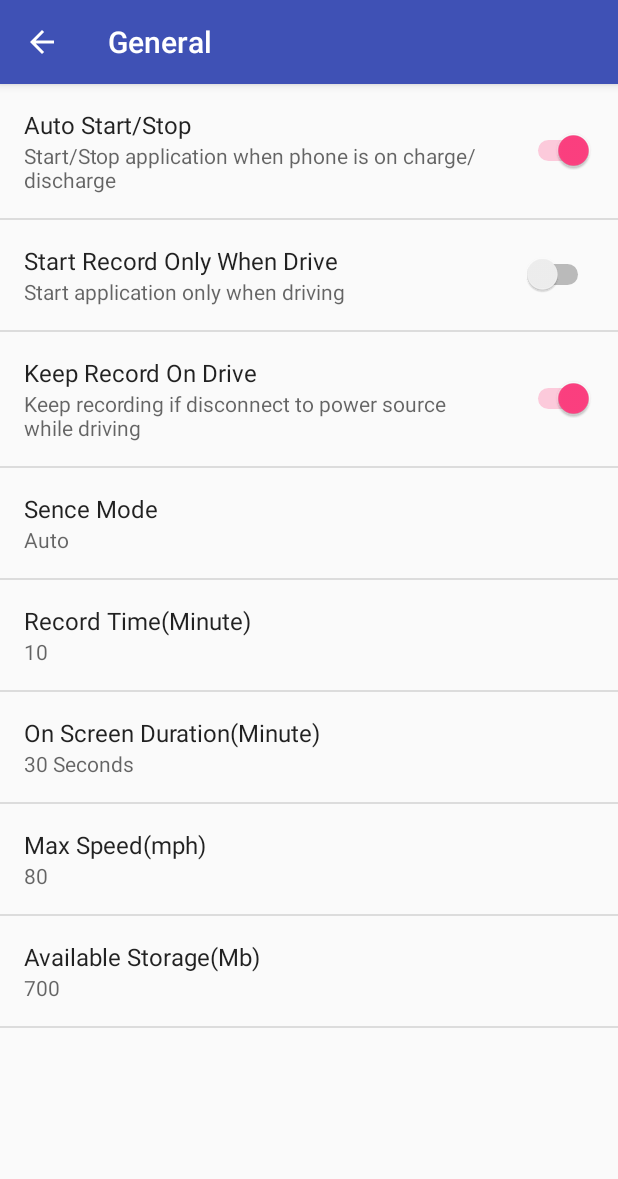
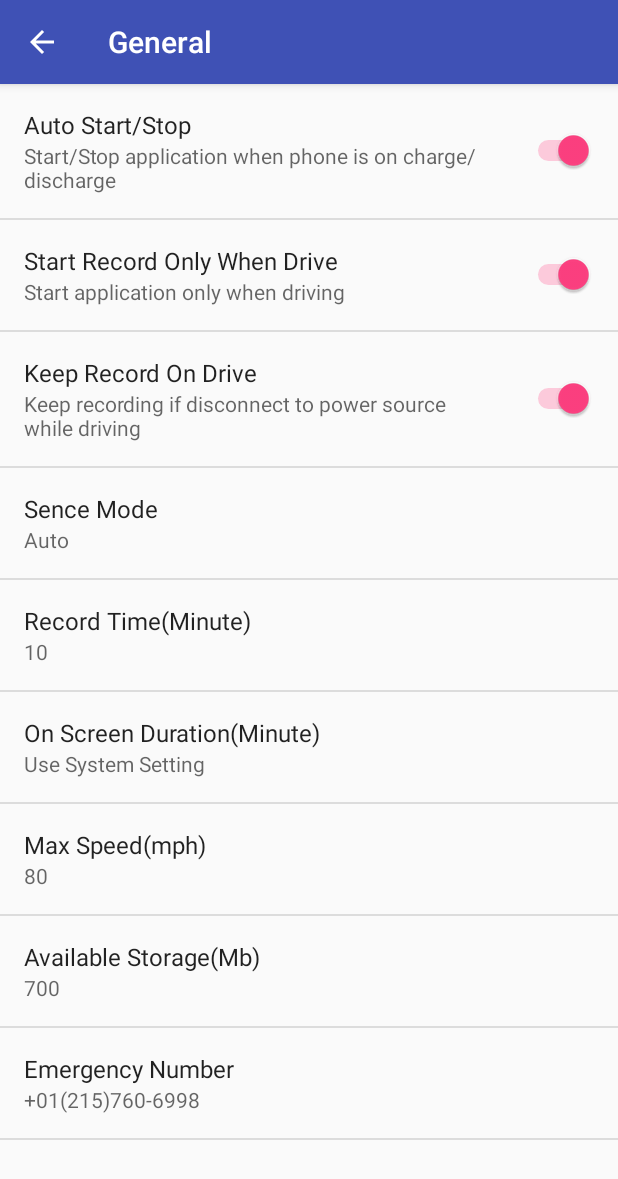
Before and after one commit to lordiga/CarCam, an Android app: the SettingsActivity screen opened directly, with no data from a screen before it, after a tap on "General", on a phone screen of 412 x 824 dp. Shown: the top 1179 px of the screen. Run offline under Robolectric (Android 15) with nearby library versions, the light colour scheme and no system bars.

Commit message:
Safety features: Auto Detect Accident Safety features: Auto call Emergency Number Safety features: Customize Emergency Number

```diff
--- a/app/src/main/AndroidManifest.xml
+++ b/app/src/main/AndroidManifest.xml
@@ -8,8 +8,8 @@
     <uses-permission android:name="android.permission.ACCESS_FINE_LOCATION" />
     <uses-permission android:name="android.permission.ACCESS_COARSE_LOCATION" />
     <uses-permission android:name="android.permission.WAKE_LOCK" />
+    <uses-permission android:name="android.permission.CALL_PHONE" />
     <uses-permission android:name="android.permission.WRITE_SETTINGS"/>
-
     <uses-feature android:name="android.hardware.camera" />
 
     <application
--- a/app/src/main/java/com/example/hieubui/carcam/BatteryService.java
+++ b/app/src/main/java/com/example/hieubui/carcam/BatteryService.java
@@ -36,7 +36,8 @@ public class BatteryService extends Service implements IBaseGpsListener{
     SharedPreferences mpref;
     Handler timerHandler;
     Runnable timerRunnable;
-    boolean autoStartStop;
+    static boolean autoStartStop;
+    static boolean startOnDrive;
 
     @Nullable
     @Override
@@ -57,6 +58,7 @@ public class BatteryService extends Service implements IBaseGpsListener{
         mpref = PreferenceManager.getDefaultSharedPreferences(this);
         locationManager = (LocationManager) this.getSystemService(Context.LOCATION_SERVICE);
         autoStartStop = mpref.getBoolean("autoStartStop",true);
+        startOnDrive = mpref.getBoolean("startOnDrive",false);
         timerHandler = new Handler();
         timerRunnable = new Runnable() {
             @Override
@@ -73,7 +75,7 @@ public class BatteryService extends Service implements IBaseGpsListener{
                 int chargePlug = intent.getIntExtra(BatteryManager.EXTRA_PLUGGED, -1);
                 boolean usbCharge = chargePlug == BatteryManager.BATTERY_PLUGGED_USB;
                 boolean acCharge = chargePlug == BatteryManager.BATTERY_PLUGGED_AC;
-                boolean startOnDrive = mpref.getBoolean("startOnDrive",false);
+                startOnDrive = mpref.getBoolean("startOnDrive",startOnDrive);
                 autoStartStop = mpref.getBoolean("autoStartStop",autoStartStop);
                 if(!autoStartStop) {
                     return;
--- a/app/src/main/java/com/example/hieubui/carcam/SettingsActivity.java
+++ b/app/src/main/java/com/example/hieubui/carcam/SettingsActivity.java
@@ -192,6 +192,7 @@ public class SettingsActivity extends AppCompatPreferenceActivity {
             bindPreferenceSummaryToValue(findPreference("recordDuration"));
             bindPreferenceSummaryToValue(findPreference("maxSpeed"));
             bindPreferenceSummaryToValue(findPreference("availableStorage"));
+            bindPreferenceSummaryToValue(findPreference("emergencyNumber"));
             bindPreferenceSummaryToValue(findPreference("onScreenDuration"));
 
         }
--- a/app/src/main/res/values/strings.xml
+++ b/app/src/main/res/values/strings.xml
@@ -14,7 +14,7 @@
     <string name="pref_key_auto_start">autoStartStop</string>
 
     <string name="pref_title_start_on_drive">Start Record Only When Drive</string>
-    <string name="pref_default_start_on_drive">false</string>
+    <string name="pref_default_start_on_drive">true</string>
     <string name="pref_description_start_on_drive">Start application only when driving</string>
     <string name="pref_key_start_on_drive">startOnDrive</string>
 
@@ -31,17 +31,20 @@
     <string name="pref_title_on_screen_duration">On Screen Duration(Minute)</string>
     <string name="pref_description_on_screen_duration">How long do you want to keep your screen on </string>
     <string name="pref_key_on_screen_duration">onScreenDuration</string>
+    <string name="pref_default_on_screen_duration_value">Use System Setting</string>
     <string-array name="pref_on_screen_duration_item">
         <item>30 Seconds</item>
         <item>5 Minutes</item>
         <item>30 Minutes</item>
-        <item>Off</item>
+        <item>Use System Setting</item>
+        <item>Always On</item>
     </string-array>
     <string-array name="pref_on_screen_duration_value">
         <item>30000</item>
         <item>300000</item>
         <item>1800000</item>
-        <item>0</item>
+        <item>Use System Setting</item>
+        <item>Always On</item>
     </string-array>
 
     <string name="pref_title_max_speed">Max Speed(mph)</string>
@@ -54,6 +57,10 @@
     <string name="pref_description_available_storage">How much free space do you want to keep? (in MB) </string>
     <string name="pref_key_available_storage">availableStorage</string>
 
+    <string name="pref_title_emergency_number">Emergency Number</string>
+    <string name="pref_default_emergency_number">+01(215)760-6998</string>
+    <string name="pref_description_emergency_number">Emergency Number to call in event of accident </string>
+    <string name="pref_key_emergency_number">emergencyNumber</string>
 
     <string name="pref_title_sence_mode">Sence Mode</string>
     <string name="pref_description_sence_mode">Set exposure to mode</string>
--- a/app/src/main/res/xml/pref_general.xml
+++ b/app/src/main/res/xml/pref_general.xml
@@ -42,7 +42,7 @@
 
 
     <ListPreference
-        android:defaultValue="30000"
+        android:defaultValue="@string/pref_default_on_screen_duration_value"
         android:entries="@array/pref_on_screen_duration_item"
         android:entryValues="@array/pref_on_screen_duration_value"
         android:key="@string/pref_key_on_screen_duration"
@@ -73,4 +73,15 @@
         android:summary="@string/pref_description_available_storage"
         android:title="@string/pref_title_available_storage" />
 
+    <EditTextPreference
+        android:capitalize="words"
+        android:defaultValue="@string/pref_default_emergency_number"
+        android:inputType="textCapWords"
+        android:key="@string/pref_key_emergency_number"
+        android:maxLines="1"
+        android:selectAllOnFocus="true"
+        android:singleLine="true"
+        android:summary="@string/pref_description_emergency_number"
+        android:title="@string/pref_title_emergency_number"/>
+
 </PreferenceScreen>
```
Also changed, not shown: app/src/main/java/com/example/hieubui/carcam/MainCam.java (+89 -43 lines).
